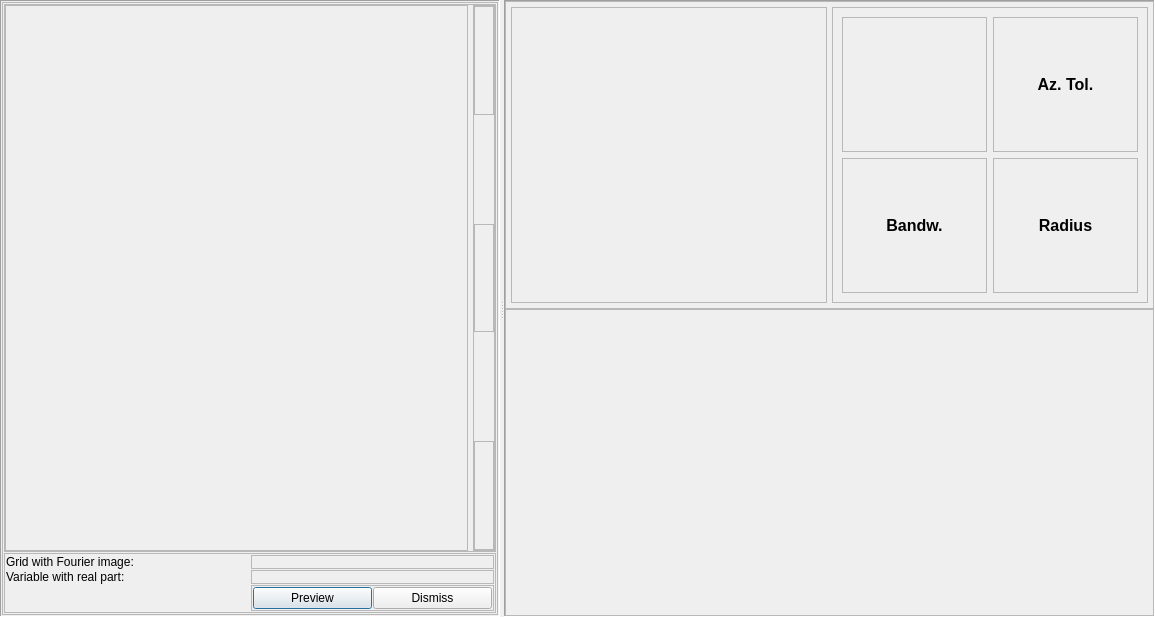
The window that imagejockey/imagejockeydialog.ui (PauloCarvalhoRJ/gammaray) describes before a commit, drawn with Qt 5.
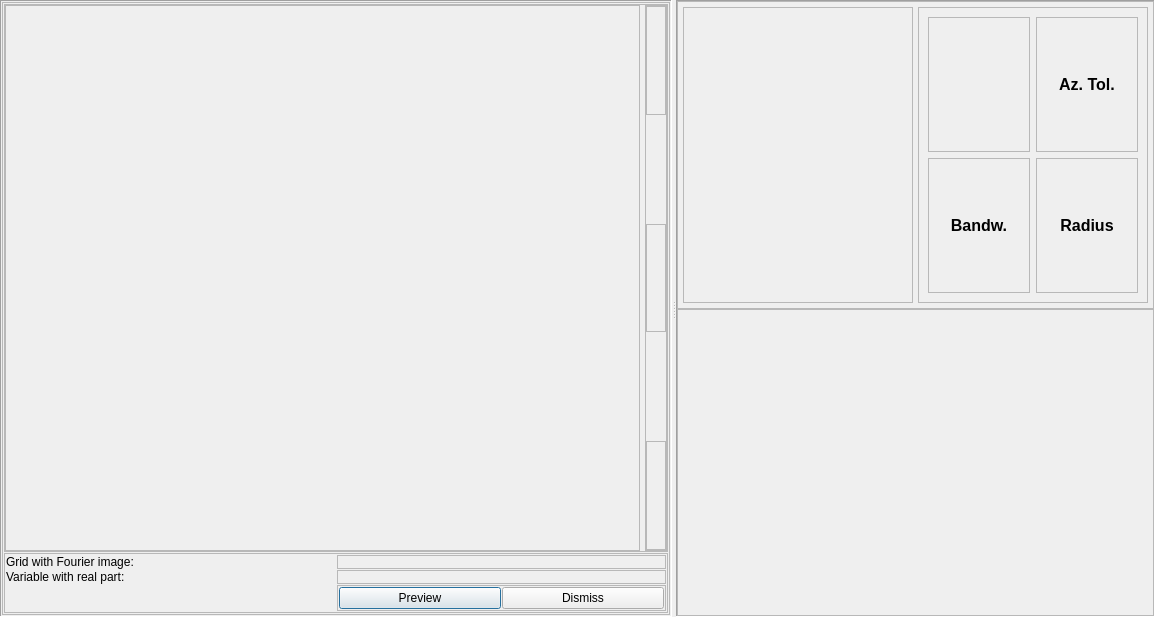
The same window after the commit.

Patch:
```diff
--- a/imagejockey/imagejockeydialog.ui
+++ b/imagejockey/imagejockeydialog.ui
@@ -35,12 +35,6 @@
       <enum>Qt::Horizontal</enum>
      </property>
      <widget class="QFrame" name="frmLeft">
-      <property name="maximumSize">
-       <size>
-        <width>500</width>
-        <height>16777215</height>
-       </size>
-      </property>
       <property name="frameShape">
        <enum>QFrame::Panel</enum>
       </property>
```
